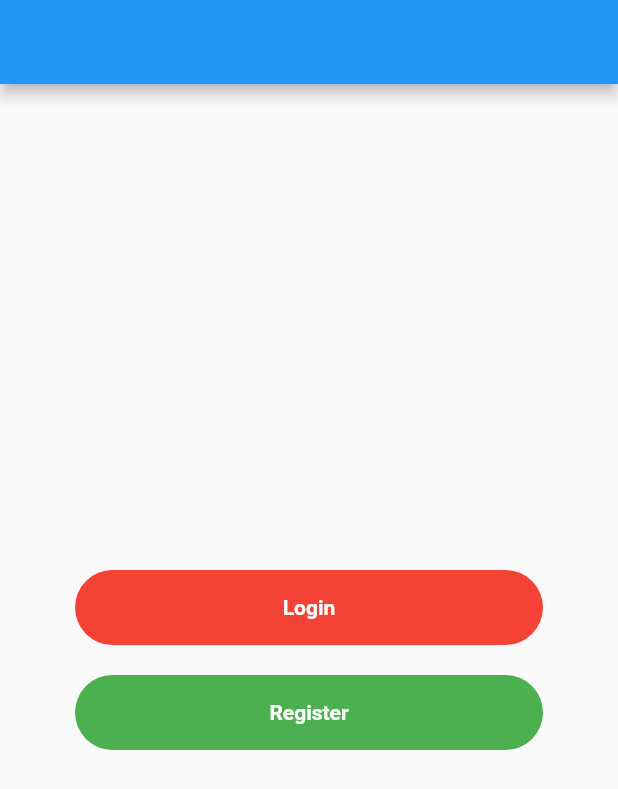
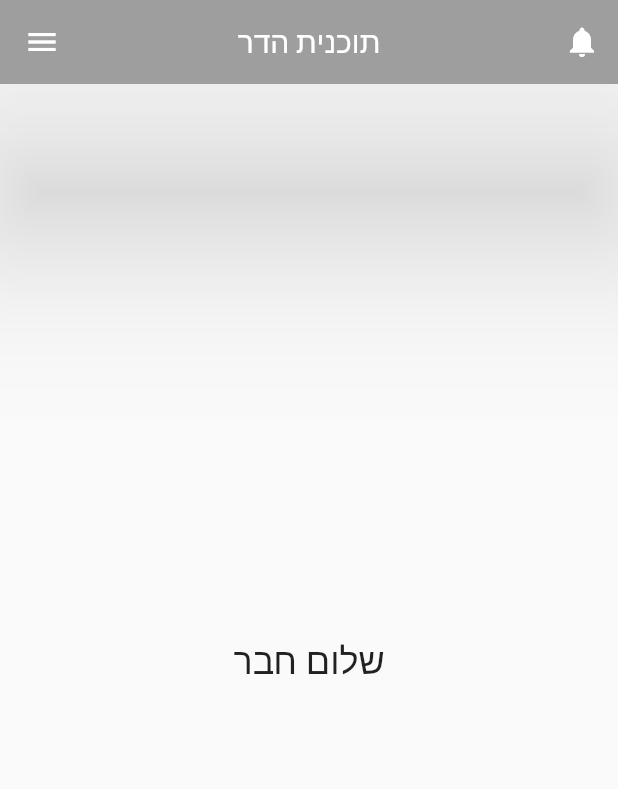
Before and after one commit to ozklingel/tochnit_hadar_front, a Flutter app: the screen it shows after launch, on a phone screen of 412 x 824 dp. Shown: the top 789 px of the screen. Run offline on Flutter 3.47's test engine with Material 2 defaults, Android fonts, the phone set to English and light mode, and no system bars; our stand-ins replace flutter_easyloading.

Commit message:
dashboard  start point

```diff
--- a/lib/main.dart
+++ b/lib/main.dart
@@ -1,6 +1,6 @@
 import 'package:flutter/material.dart';
 import 'package:flutter_easyloading/flutter_easyloading.dart';
-import 'package:tohnit_hadar01/views/welcome.dart';
+import 'package:tohnit_hadar01/views/dashboard.dart';
 
 void main() {
   runApp(MyApp());
@@ -13,7 +13,8 @@ class MyApp extends StatelessWidget {
   Widget build(BuildContext context) {
     return MaterialApp(
       title: "LoginApp",
-      home: WelcomePage(),
+      debugShowCheckedModeBanner: false,
+      home: MyHome(),
       builder: EasyLoading.init(),
     );
   }
--- a/lib/service/http_service.dart
+++ b/lib/service/http_service.dart
@@ -24,7 +24,7 @@ class HttpService {
       } else {
         await EasyLoading.showSuccess(json[0]);
         Navigator.pushReplacement(
-            context, MaterialPageRoute(builder: (context) => Dashboard()));
+            context, MaterialPageRoute(builder: (context) => MyHome()));
       }
     } else {
       await EasyLoading.showError(
@@ -45,7 +45,7 @@ class HttpService {
       if (json[0] == 'success') {
         await EasyLoading.showSuccess(json[0]);
         await Navigator.push(
-            context, MaterialPageRoute(builder: (context) => Dashboard()));
+            context, MaterialPageRoute(builder: (context) => MyHome()));
       } else {
         EasyLoading.showError(json[0]);
       }
--- a/lib/views/dashboard.dart
+++ b/lib/views/dashboard.dart
@@ -1,22 +1,50 @@
 import 'package:flutter/material.dart';
+import 'package:flutter/services.dart';
 
-class Dashboard extends StatefulWidget {
-  const Dashboard({Key? key}) : super(key: key);
-
+class MyHome extends StatefulWidget {
   @override
-  _DashboardState createState() => _DashboardState();
+  State<StatefulWidget> createState() {
+    // TODO: implement createState
+    return _MyHome();
+  }
 }
 
-class _DashboardState extends State<Dashboard> {
+class _MyHome extends State<MyHome> {
   @override
   Widget build(BuildContext context) {
-    return Scaffold(
-      appBar: AppBar(
-        title: Text("Dashboard"),
-      ),
-      body: Center(
-        child: Text("Welcome to dashboard"),
-      ),
+    return MaterialApp(
+      home: Scaffold(
+        appBar: AppBar(
+          centerTitle: true,
+          title: const Text("תוכנית הדר"),
+          actions: <Widget>[
+            IconButton(
+              icon: const Icon(Icons.notifications),
+              tooltip: 'Comment Icon',
+              onPressed: () {
+                //implement notifications here
+              },
+            ), //IconButton
+          ], //<Widget>[]
+          backgroundColor: Colors.grey,
+          elevation: 50.0,
+          leading: IconButton(
+            icon: const Icon(Icons.menu),
+            tooltip: 'Menu Icon',
+            onPressed: () {
+              //implement hamburger  here
+            },
+          ),
+          systemOverlayStyle: SystemUiOverlayStyle.light,
+        ), //AppBar
+        body: const Center(
+          child: Text(
+            "שלום חבר",
+            style: TextStyle(fontSize: 24),
+          ), //Text
+        ), //Center
+      ), //Scaffold
+      debugShowCheckedModeBanner: false, //Removing Debug Banner
     );
   }
 }
--- a/pubspec.yaml
+++ b/pubspec.yaml
@@ -37,6 +37,8 @@ dependencies:
   cupertino_icons: ^1.0.2
   flutter_easyloading: ^3.0.5
   http: any
+  provider: ^6.0.2
+
 dev_dependencies:
   flutter_test:
     sdk: flutter
```
Also changed, not shown: pubspec.lock.
